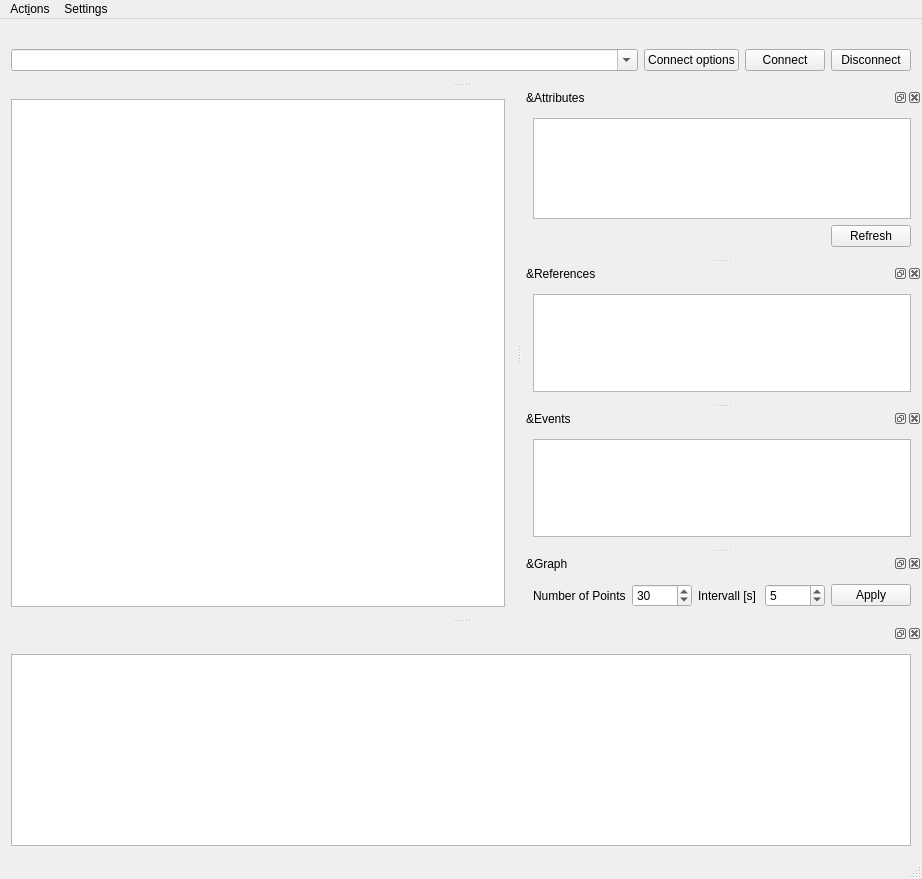
Qt form uaclient/mainwindow_ui.ui (kyrofa/opc-explorer) before a commit.
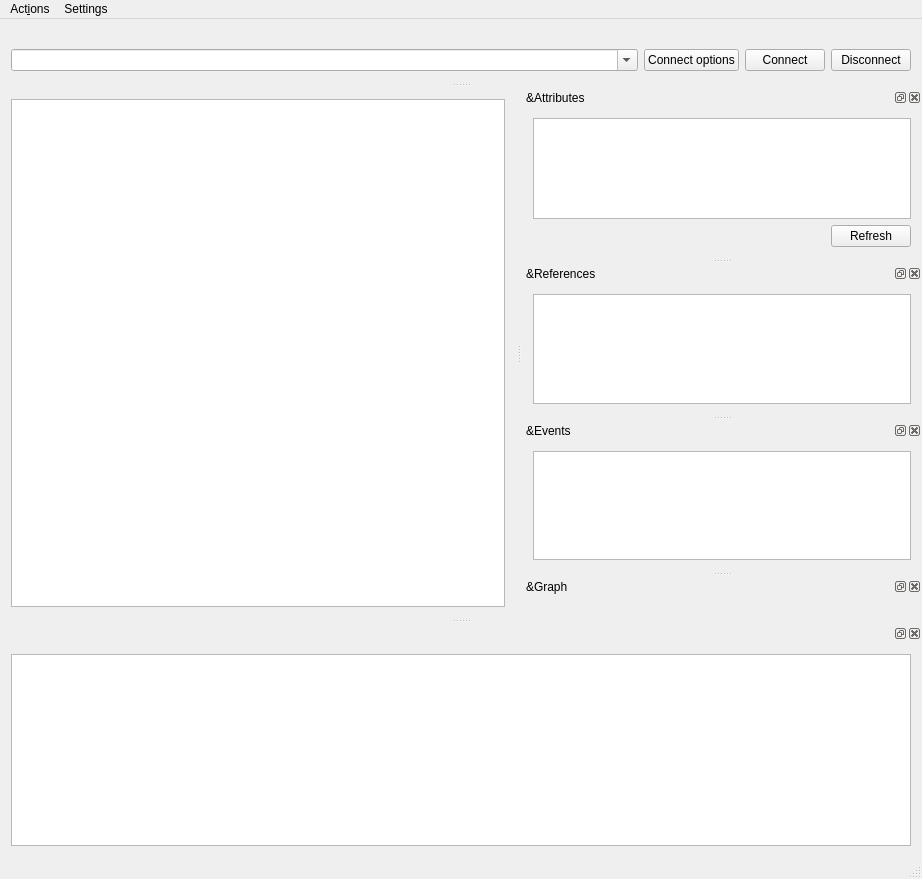
The same form after that commit. Icons and pictures are not drawn.

What changed in the file:
```diff
--- a/uaclient/mainwindow_ui.ui
+++ b/uaclient/mainwindow_ui.ui
@@ -351,59 +351,7 @@
    <widget class="QWidget" name="dockWidgetContents_6">
     <layout class="QGridLayout" name="gridLayout_7">
      <item row="0" column="0">
-      <layout class="QVBoxLayout" name="graphLayout">
-       <item>
-        <layout class="QHBoxLayout" name="horizontalLayout">
-         <item>
-          <widget class="QLabel" name="labelNumberOfPoints">
-           <property name="text">
-            <string>Number of Points</string>
-           </property>
-          </widget>
-         </item>
-         <item>
-          <widget class="QSpinBox" name="spinBoxNumberOfPoints">
-           <property name="minimum">
-            <number>10</number>
-           </property>
-           <property name="maximum">
-            <number>100</number>
-           </property>
-           <property name="value">
-            <number>30</number>
-           </property>
-          </widget>
-         </item>
-         <item>
-          <widget class="QLabel" name="labelIntervall">
-           <property name="text">
-            <string>Intervall [s]</string>
-           </property>
-          </widget>
-         </item>
-         <item>
-          <widget class="QSpinBox" name="spinBoxIntervall">
-           <property name="minimum">
-            <number>1</number>
-           </property>
-           <property name="maximum">
-            <number>3600</number>
-           </property>
-           <property name="value">
-            <number>5</number>
-           </property>
-          </widget>
-         </item>
-         <item>
-          <widget class="QPushButton" name="buttonApply">
-           <property name="text">
-            <string>Apply</string>
-           </property>
-          </widget>
-         </item>
-        </layout>
-       </item>
-      </layout>
+      <layout class="QVBoxLayout" name="graphLayout"/>
      </item>
     </layout>
    </widget>
```
Left out of the diff: 5 changed lines with no effect on the pictures.
